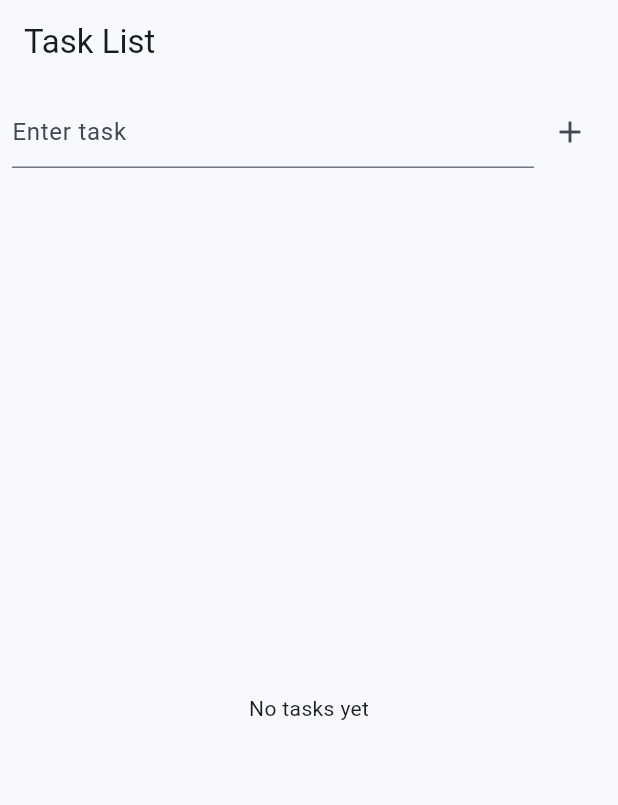
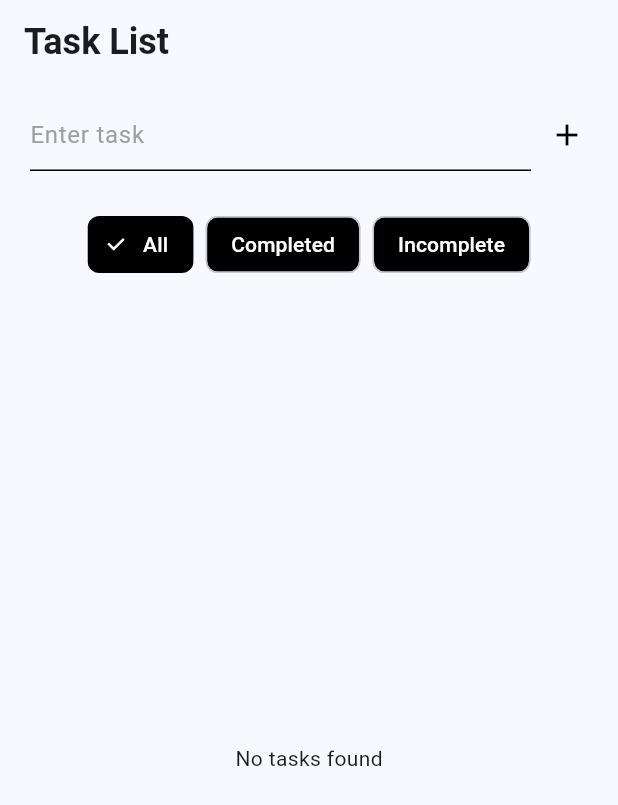
Before and after one commit to White3ugar/Task-List-App, a Flutter app: the screen it shows after launch, on a phone screen of 412 x 824 dp. Shown: the top 805 px of the screen. Run offline on Flutter 3.47's test engine with Material 3 defaults, Android fonts, the phone set to English and light mode, and no system bars; our stand-ins replace flutter_bloc, hive, hive_flutter; accounts and stored records are empty.

Commit message:
UI updated

```diff
--- a/lib/main.dart
+++ b/lib/main.dart
@@ -36,7 +36,7 @@ class MyApp extends StatelessWidget {
         debugShowCheckedModeBanner: false,
         theme: ThemeData(useMaterial3: true, colorSchemeSeed: Colors.blue),
 
-        home: TaskScreen(),
+        home: const TaskScreen(),
       ),
     );
   }
--- a/lib/screens/task_screen.dart
+++ b/lib/screens/task_screen.dart
@@ -4,15 +4,24 @@ import '../blocs/task_bloc.dart';
 import '../blocs/task_event.dart';
 import '../blocs/task_state.dart';
 
-class TaskScreen extends StatelessWidget {
-  TaskScreen({super.key});
+// Enum to represent the current filter state
+enum TaskFilter { all, completed, incomplete }
 
-  // Text controller for the input field
+class TaskScreen extends StatefulWidget {
+  const TaskScreen({super.key});
+
+  @override
+  State<TaskScreen> createState() => _TaskScreenState();
+}
+
+class _TaskScreenState extends State<TaskScreen> {
   final TextEditingController titleInputField = TextEditingController();
+
+  // Default filter state
+  TaskFilter currentFilter = TaskFilter.all;
 
   // Function to handle adding a new task
   void addNewTask(BuildContext context, TextEditingController controller) {
-    // Check if input is empty -> show alert dialog
     if (controller.text.isEmpty) {
       showDialog(
         context: context,
@@ -30,7 +39,6 @@ class TaskScreen extends StatelessWidget {
       return;
     }
 
-    // If not empty -> dispatch AddTask event to BLoC
     context.read<TaskBloc>().add(AddTask(controller.text));
     controller.clear();
 
@@ -39,54 +47,117 @@ class TaskScreen extends StatelessWidget {
     );
   }
 
+  // Function to build a filter chip
+  Widget buildFilterChip(String label, TaskFilter filterType) {
+    final isSelected = currentFilter == filterType;
+    return FilterChip(
+      label: Text(
+        label,
+        style: const TextStyle( color:  Colors.white),
+      ),
+      selected: isSelected,
+      onSelected: (_) => setState(() => currentFilter = filterType),
+      selectedColor: Colors.black,
+      backgroundColor: Colors.black,
+      checkmarkColor: Colors.white,
+    );
+  }
+
   @override
   Widget build(BuildContext context) {
     return Scaffold(
-      appBar: AppBar(title: const Text('Task List')),
+      appBar: AppBar(
+        title: const Text(
+          'Task List',
+          style: TextStyle(
+            fontSize: 24,
+            fontWeight: FontWeight.bold,
+          ),
+        ),
+      ),
 
       body: Column(
         children: [
           // Input row (TextField + Add button)
           Padding(
-            padding: const EdgeInsets.all(8.0),
+            padding: const EdgeInsets.fromLTRB(20, 10, 10, 25),
             child: Row(
               children: [
-                // Text field to type a new task
                 Expanded(
                   child: TextField(
                     controller: titleInputField,
-                    decoration: const InputDecoration(hintText: 'Enter task'),
-                    // Pressing "Enter" to add the task
+                    style: const TextStyle(
+                      color: Colors.black,
+                    ),
+                    cursorColor: Colors.black,
+                    decoration: const InputDecoration(
+                      hintText: 'Enter task',
+                      hintStyle: TextStyle(color: Colors.grey),
+                      enabledBorder: UnderlineInputBorder(
+                        borderSide: BorderSide(color: Colors.black),
+                      ),
+                      focusedBorder: UnderlineInputBorder(
+                        borderSide: BorderSide(color: Colors.black, width: 2),
+                      ),
+                    ),
                     onSubmitted: (value) => addNewTask(context, titleInputField),
                   ),
                 ),
-                // Add button (same function as pressing Enter)
                 IconButton(
-                  icon: const Icon(Icons.add),
+                  icon: const Icon(
+                    Icons.add,
+                    color: Colors.black, // set icon color to black
+                  ),
                   onPressed: () => addNewTask(context, titleInputField),
                 ),
               ],
             ),
           ),
 
-          // Expanded section for displaying task list
+          //const SizedBox(height: 25),
+
+          // Filter buttons row
+          Padding(
+            padding: const EdgeInsets.symmetric(horizontal: 8.0),
+            child: Row(
+              mainAxisAlignment: MainAxisAlignment.center,
+              children: [
+                buildFilterChip("All", TaskFilter.all),
+                const SizedBox(width: 8),
+                buildFilterChip("Completed", TaskFilter.completed),
+                const SizedBox(width: 8),
+                buildFilterChip("Incomplete", TaskFilter.incomplete),
+              ],
+            ),
+          ),
+
+          // Task list
           Expanded(
             child: BlocBuilder<TaskBloc, TaskState>(
               builder: (context, state) {
-                // If no tasks -> show empty message
-                if (state.tasks.isEmpty) {
-                  return const Center(child: Text('No tasks yet'));
+                // Apply filter to the task list
+                final filteredTasks = state.tasks.where((task) {
+                  switch (currentFilter) {
+                    case TaskFilter.completed: return task.isCompleted;
+                    case TaskFilter.incomplete: return !task.isCompleted;
+                    case TaskFilter.all:
+                    default:
+                      return true;
+                  }
+                }).toList();
+
+                if (filteredTasks.isEmpty) {
+                  return const Center(child: Text('No tasks found'));
                 }
 
-                // Otherwise -> display tasks in a scrollable ListView
+                // Task list (shows tasks based on selected filter)
                 return ListView.builder(
-                  itemCount: state.tasks.length,
+                  itemCount: filteredTasks.length,
                   itemBuilder: (context, index) {
-                    final task = state.tasks[index];
+                    final task = filteredTasks[index];
 
-                    // Each task displayed as a ListTile
                     return ListTile(
-                      // Task title (crossed out if completed)
+                      // Task title (strikethrough if completed)
                       title: Text(
                         task.title,
                         style: TextStyle(
@@ -99,8 +170,8 @@ class TaskScreen extends StatelessWidget {
                       // Checkbox for marking task complete/incomplete
                       leading: Checkbox(
                         value: task.isCompleted,
-                        onChanged: (_) =>
-                            context.read<TaskBloc>().add(ToggleTask(task.id)),
+                        activeColor: Colors.black,
+                        onChanged: (_) => context.read<TaskBloc>().add(ToggleTask(task.id))
                       ),
 
                       // Delete button
@@ -114,16 +185,19 @@ class TaskScreen extends StatelessWidget {
                               title: const Text('Delete Task'),
                               content: const Text('Are you sure you want to delete this task?'),
                               actions: [
-                                // Cancel deletion
+                                // Cancel button
                                 TextButton(
                                   onPressed: () => Navigator.of(ctx).pop(),
                                   child: const Text('No'),
                                 ),
-                                // Confirm deletion
+
+                                // Confirm delete button
                                 TextButton(
                                   onPressed: () {
-                                    Navigator.of(ctx).pop();
-                                    context.read<TaskBloc>().add(DeleteTask(task.id));
+                                    Navigator.of(ctx).pop(); // Close dialog
+                                    context.read<TaskBloc>().add(DeleteTask(task.id)); // Dispatch delete event
+
+                                    // Show confirmation message
                                     ScaffoldMessenger.of(context).showSnackBar(
                                       const SnackBar(content: Text('Task deleted')),
                                     );
@@ -141,7 +215,7 @@ class TaskScreen extends StatelessWidget {
                     );
                   },
                 );
-              },
+              }
             ),
           ),
         ],
```
